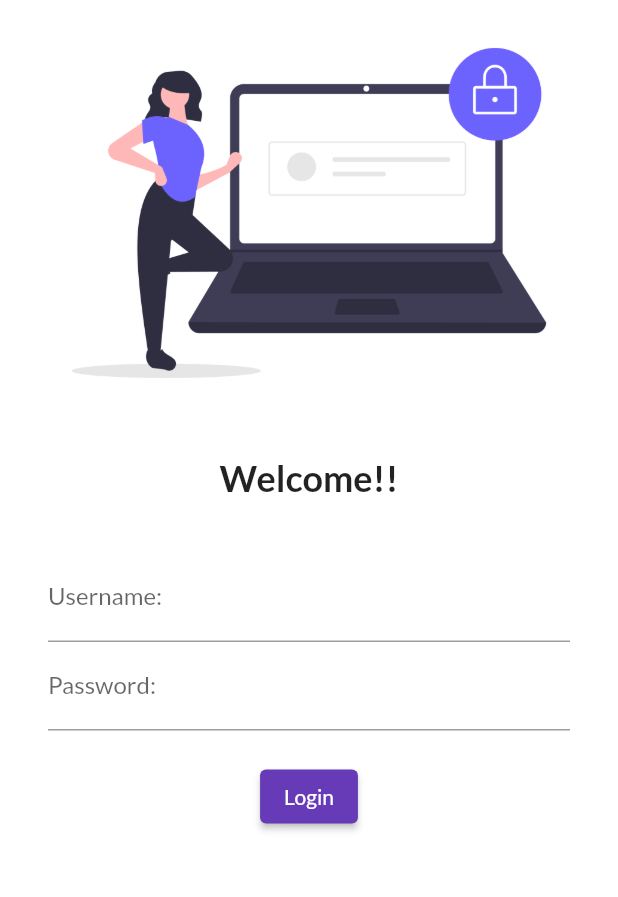
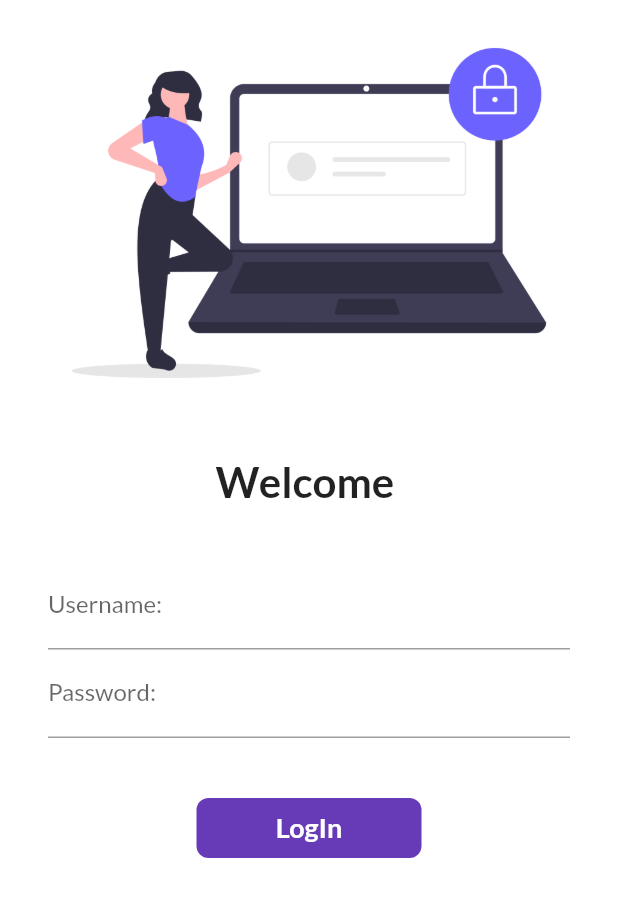
Before and after one commit to Bhagyesh1710/30DaysofFlutter-, a Flutter app: the screen it shows after launch, on a phone screen of 412 x 824 dp. Shown: the top 897 px of the screen. Run offline on Flutter 3.47's test engine with Material 2 defaults, Android fonts, the phone set to English and light mode, and no system bars; our stand-ins replace google_fonts.

Commit message:
Login animation

```diff
--- a/lib/main.dart
+++ b/lib/main.dart
@@ -1,5 +1,6 @@
 import 'package:flutter/material.dart';
 import 'package:flutter_app2/pages/login_page.dart';
+import 'package:flutter_app2/utils/routes.dart';
 import 'package:google_fonts/google_fonts.dart';
 import 'pages/home_page.dart';
 
@@ -18,11 +19,12 @@ class MyApp extends StatelessWidget {
       theme: ThemeData(primarySwatch: Colors.deepPurple,
           fontFamily: GoogleFonts.lato().fontFamily,
           primaryTextTheme:GoogleFonts.latoTextTheme()),
+      debugShowCheckedModeBanner: false,
       initialRoute: "/",
       routes: {
         "/":(context) => LoginPage(),
-        "/home":(context) => HomePAge(),
-        "/login":(context) => LoginPage(),
+        MyRoutes.HomeRoute:(context) => HomePAge(),
+        MyRoutes.loginRoute:(context) => LoginPage(),
       },
     );
   }
--- a/lib/pages/login_page.dart
+++ b/lib/pages/login_page.dart
@@ -1,52 +1,106 @@
+import 'dart:async';
+
 import 'package:flutter/material.dart';
+import 'package:flutter_app2/utils/routes.dart';
 
-class LoginPage extends StatelessWidget {
+class LoginPage extends StatefulWidget {
+  @override
+  State<LoginPage> createState() => _LoginPageState();
+}
+
+class _LoginPageState extends State<LoginPage> {
+  String name = "";
+  bool changeButton = false;
+
   @override
   Widget build(BuildContext context) {
     return Material(
       color: Colors.white,
+      child: SingleChildScrollView(
         child: Column(
           children: <Widget>[
             Image.asset(
               "assets/images/Login_Image.png",
               fit: BoxFit.cover,
             ),
-          SizedBox(height: 20,),
+            SizedBox(
+              height: 20,
+            ),
             Text(
-            "Welcome!!",
-            style: TextStyle(
-                fontSize: 24, fontWeight: FontWeight.bold
+              "Welcome $name",
+              style: TextStyle(fontSize: 28, fontWeight: FontWeight.bold),
             ),
-
+            SizedBox(
+              height: 20,
             ),
-          SizedBox(height: 20,),
             Padding(
-            padding: const EdgeInsets.symmetric(vertical: 16.0,horizontal: 32.0),
+              padding:
+                  const EdgeInsets.symmetric(vertical: 16.0, horizontal: 32.0),
               child: Column(
                 children: [
                   TextFormField(
                     decoration: InputDecoration(
-                      hintText: "Enter Username:",
-                      labelText: "Username:"
-                  ),
+                        hintText: "Enter Username:", labelText: "Username:"),
+                    onChanged: (value) {
+                      setState(() {});
+                      name = value;
+                    },
                   ),
                   TextFormField(
                     obscureText: true,
                     decoration: InputDecoration(
                       hintText: "Enter Password:",
                       labelText: "Password:",
-
                     ),
                   ),
-                SizedBox(height: 20.0,),
-                ElevatedButton(child:Text("Login"),
-                  style: TextButton.styleFrom(),
-                  onPressed: () {},),
+                  SizedBox(
+                    height: 40.0,
+                  ),
+                  /*ElevatedButton(child:Text("Login"),
+                    style: TextButton.styleFrom(minimumSize: Size(150, 40)),
+                    onPressed: () {
+                    Navigator.pushNamed(context, MyRoutes.HomeRoute);
+                    },),*/
+                  InkWell(
+                    onTap: (){
+                      setState(() {
+                        changeButton = true;
+                      });
+                      Future.delayed(Duration(seconds: 1),(){
+                      Navigator.pushNamed(context, MyRoutes.HomeRoute);
+                      });
+
+                    },
+                    child: AnimatedContainer(
+                      duration: Duration(seconds: 1),
+                      width: changeButton?50:150,
+                      height: 40,
+
+                      alignment: Alignment.center,
+                      child: changeButton?Icon(
+                        Icons.done,
+                        color: Colors.white,
+
+                      ):
+                      Text(
+                        "LogIn",
+                        style: TextStyle(
+                            color: Colors.white,
+                            fontWeight: FontWeight.bold,
+                            fontSize: 18),
+                      ),
+                      decoration: BoxDecoration(
+                        color: Colors.deepPurple,
+                        borderRadius: BorderRadius.circular(changeButton?50:8),
+                      ),
+                    ),
+                  ),
                 ],
               ),
             ),
           ],
         ),
+      ),
     );
   }
 }
--- /dev/null
+++ b/lib/utils/routes.dart
@@ -0,0 +1,4 @@
+class MyRoutes{
+ static String loginRoute = '/login';
+ static String HomeRoute = '/home';
+}
```
Lines whose indentation alone changed are shown as unchanged.
